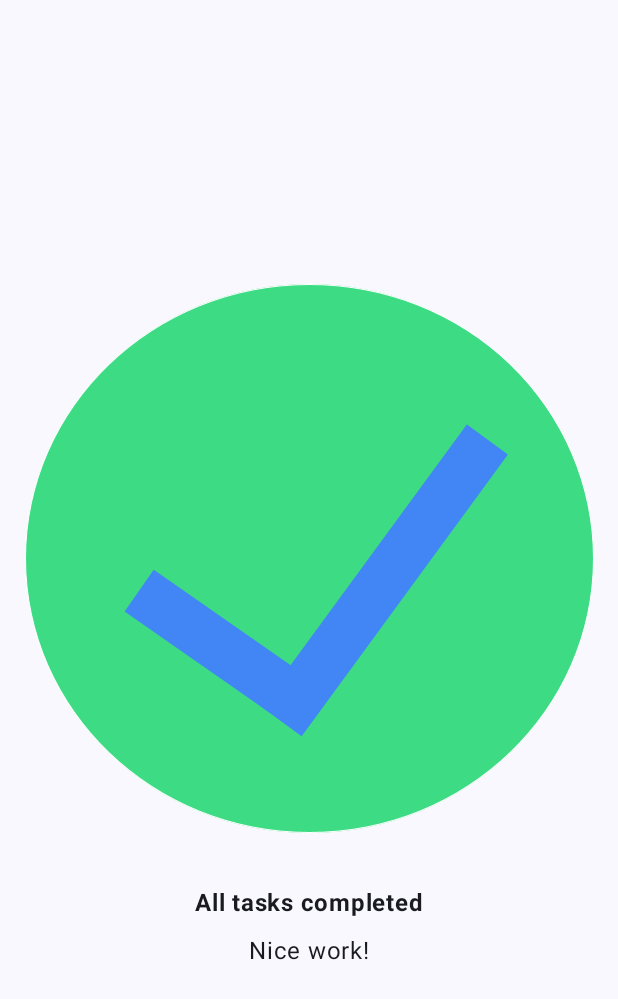
After one commit to loban-0409/Compose-Codelabs, an Android app built with Jetpack Compose: the TaskManagerActivity screen opened directly, with no data from a screen before it, on a phone screen of 412 x 824 dp. The commit adds this screen. Shown: the top 999 px of the screen. Run offline under Robolectric (Android 15) with nearby library versions, the phone set to English and light mode, and no system bars.

Commit message:
feat: task manager 화면

```diff
--- a/Basics/app/build.gradle.kts
+++ b/Basics/app/build.gradle.kts
@@ -60,12 +60,14 @@ dependencies {
     implementation("androidx.compose.ui:ui-tooling-preview")
     implementation("androidx.compose.material3:material3")
     implementation(platform("androidx.compose:compose-bom:2023.08.00"))
+    implementation(platform("androidx.compose:compose-bom:2023.08.00"))
     testImplementation("junit:junit:4.13.2")
     androidTestImplementation("androidx.test.ext:junit:1.1.5")
     androidTestImplementation("androidx.test.espresso:espresso-core:3.5.1")
     androidTestImplementation(platform("androidx.compose:compose-bom:2023.08.00"))
     androidTestImplementation("androidx.compose.ui:ui-test-junit4")
     androidTestImplementation(platform("androidx.compose:compose-bom:2023.08.00"))
+    androidTestImplementation(platform("androidx.compose:compose-bom:2023.08.00"))
     debugImplementation("androidx.compose.ui:ui-tooling")
     debugImplementation("androidx.compose.ui:ui-test-manifest")
 }
--- a/Basics/app/src/main/AndroidManifest.xml
+++ b/Basics/app/src/main/AndroidManifest.xml
@@ -12,6 +12,11 @@
         android:supportsRtl="true"
         android:theme="@style/Theme.Basics"
         tools:targetApi="31">
+        <activity
+            android:name=".TaskManagerActivity"
+            android:exported="false"
+            android:label="@string/title_activity_task_manager"
+            android:theme="@style/Theme.Basics" />
         <activity
             android:name=".TutorialActivity"
             android:exported="true"
--- /dev/null
+++ b/Basics/app/src/main/java/com/loban/basics/TaskManagerActivity.kt
@@ -0,0 +1,83 @@
+package com.loban.basics
+
+import android.os.Bundle
+import androidx.activity.ComponentActivity
+import androidx.activity.compose.setContent
+import androidx.compose.foundation.Image
+import androidx.compose.foundation.layout.Arrangement
+import androidx.compose.foundation.layout.Column
+import androidx.compose.foundation.layout.fillMaxSize
+import androidx.compose.foundation.layout.padding
+import androidx.compose.material3.MaterialTheme
+import androidx.compose.material3.Surface
+import androidx.compose.material3.Text
+import androidx.compose.runtime.Composable
+import androidx.compose.ui.Alignment
+import androidx.compose.ui.Modifier
+import androidx.compose.ui.graphics.painter.Painter
+import androidx.compose.ui.res.painterResource
+import androidx.compose.ui.res.stringResource
+import androidx.compose.ui.text.font.FontWeight
+import androidx.compose.ui.tooling.preview.Preview
+import androidx.compose.ui.unit.dp
+import androidx.compose.ui.unit.sp
+import com.loban.basics.ui.theme.BasicsTheme
+
+class TaskManagerActivity : ComponentActivity() {
+    override fun onCreate(savedInstanceState: Bundle?) {
+        super.onCreate(savedInstanceState)
+        setContent {
+            BasicsTheme {
+                // A surface container using the 'background' color from the theme
+                Surface(
+                    modifier = Modifier.fillMaxSize(),
+                    color = MaterialTheme.colorScheme.background,
+                ) {
+                    val image = painterResource(id = R.drawable.ic_task_completed)
+                    val taskDoneMessage = stringResource(id = R.string.task_done)
+                    val taskDoneComplimentMessage = stringResource(id = R.string.task_done_compliment)
+                    TaskDoneNotification(image = image, message = taskDoneMessage, compliment = taskDoneComplimentMessage)
+                }
+            }
+        }
+    }
+}
+
+@Composable
+fun TaskDoneNotification(image: Painter, message: String, compliment: String, modifier: Modifier = Modifier) {
+    Column(
+        horizontalAlignment = Alignment.CenterHorizontally,
+        verticalArrangement = Arrangement.Center,
+        modifier = modifier.fillMaxSize(),
+    ) {
+        TaskDoneImage(image = image)
+        TaskDoneMessage(text = message)
+        TaskDoneComplimentMessage(text = compliment)
+    }
+}
+
+@Composable
+fun TaskDoneImage(image: Painter) {
+    Image(painter = image, contentDescription = null)
+}
+
+@Composable
+fun TaskDoneMessage(text: String) {
+    Text(text = text, fontWeight = FontWeight.Bold, modifier = Modifier.padding(top = 24.dp, bottom = 8.dp))
+}
+
+@Composable
+fun TaskDoneComplimentMessage(text: String) {
+    Text(text = text, fontSize = 16.sp)
+}
+
+@Preview(showBackground = true, showSystemUi = true)
+@Composable
+fun TaskDoneNotificationPreview() {
+    BasicsTheme {
+        val image = painterResource(id = R.drawable.ic_task_completed)
+        val taskDoneMessage = stringResource(id = R.string.task_done)
+        val taskDoneComplimentMessage = stringResource(id = R.string.task_done_compliment)
+        TaskDoneNotification(image = image, message = taskDoneMessage, compliment = taskDoneComplimentMessage)
+    }
+}
--- a/Basics/app/src/main/res/values/strings.xml
+++ b/Basics/app/src/main/res/values/strings.xml
@@ -6,4 +6,7 @@
     <string name="tutorial_title">Jetpack Compose tutorial</string>
     <string name="tutorial_first_content">Jetpack Compose is a modern toolkit for building native Android UI. Compose simplifies and accelerates UI development on Android with less code, powerful tools, and intuitive Kotlin APIs.</string>
     <string name="tutorial_second_content">In this tutorial, you build a simple UI component with declarative functions. You call Compose functions to say what elements you want and the Compose compiler does the rest. Compose is built around Composable functions. These functions let you define your app\'s UI programmatically because they let you describe how it should look and provide data dependencies, rather than focus on the process of the UI\'s construction, such as initializing an element and then attaching it to a parent. To create a Composable function, you add the @Composable annotation to the function name.</string>
+    <string name="title_activity_task_manager">TaskManagerActivity</string>
+    <string name="task_done">All tasks completed</string>
+    <string name="task_done_compliment">Nice work!</string>
 </resources>
```
Also changed, not shown: Basics/app/src/main/res/drawable-nodpi/ic_task_completed.png (added).
